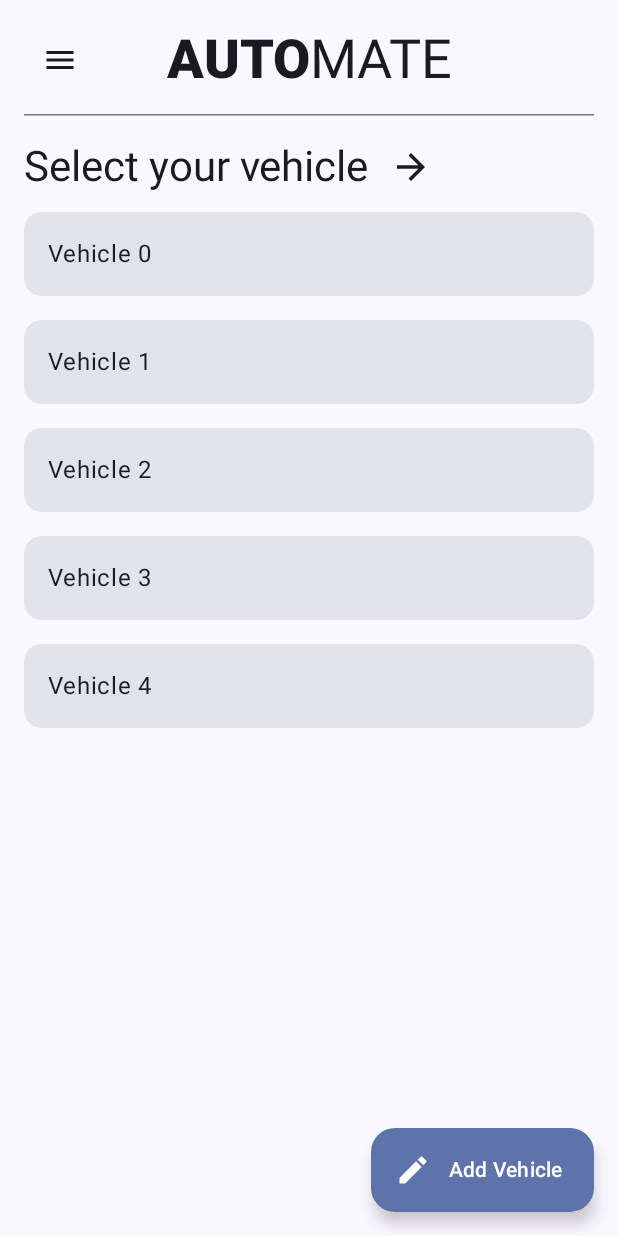
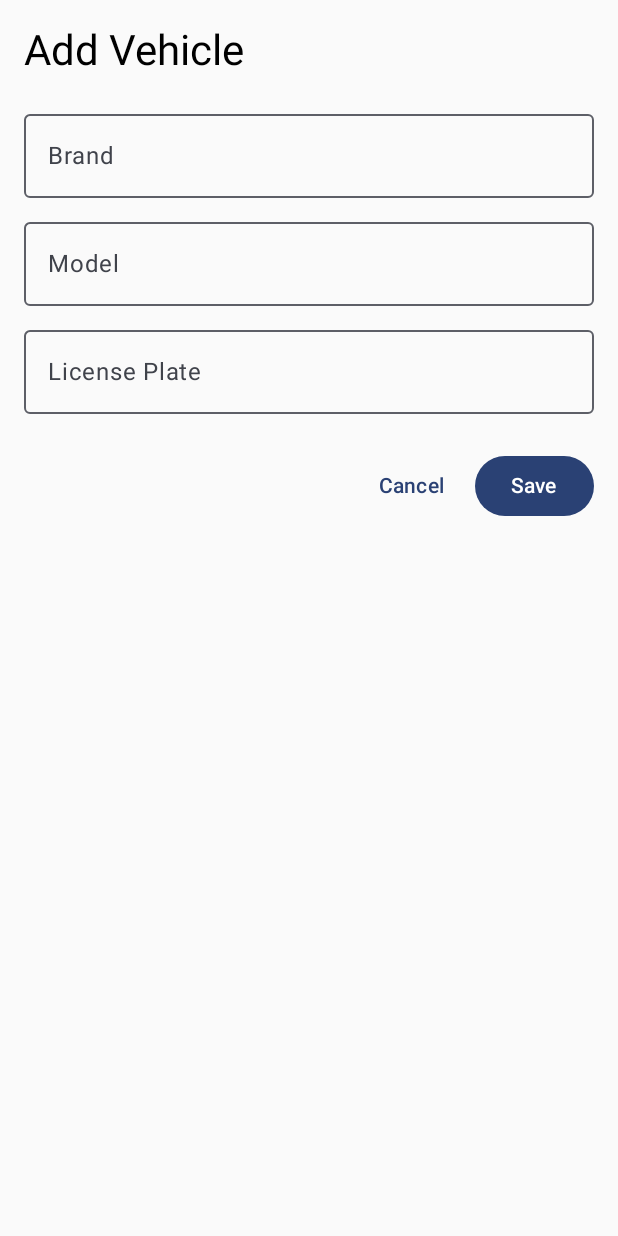
Before and after one commit to JakubNowwwak/AutoMate, an Android app built with Jetpack Compose: the screen it shows after launch (MainActivity), after a tap on "Add Vehicle", on a phone screen of 412 x 824 dp. Run offline under Robolectric (Android 15) with nearby library versions, the phone set to English and light mode, and no system bars.

Commit message:
Creation of the AddVehicleScreen, and navigation setup.

```diff
--- a/app/build.gradle.kts
+++ b/app/build.gradle.kts
@@ -56,4 +56,6 @@ dependencies {
     androidTestImplementation(libs.androidx.ui.test.junit4)
     debugImplementation(libs.androidx.ui.tooling)
     debugImplementation(libs.androidx.ui.test.manifest)
+
+    implementation(libs.androidx.navigation.compose)
 }
--- a/app/src/main/java/com/example/automate/MainActivity.kt
+++ b/app/src/main/java/com/example/automate/MainActivity.kt
@@ -4,11 +4,9 @@ import android.os.Bundle
 import androidx.activity.ComponentActivity
 import androidx.activity.compose.setContent
 import androidx.activity.enableEdgeToEdge
-import androidx.compose.foundation.layout.fillMaxSize
-import androidx.compose.material3.Scaffold
-import androidx.compose.ui.Modifier
+import androidx.navigation.compose.rememberNavController
+import com.example.automate.navigation.NavGraph
 import com.example.automate.ui.theme.AUTOmateTheme
-import com.example.automate.vehicles.VehiclesScreen
 
 class MainActivity : ComponentActivity() {
     override fun onCreate(savedInstanceState: Bundle?) {
@@ -16,9 +14,8 @@ class MainActivity : ComponentActivity() {
         enableEdgeToEdge()
         setContent {
             AUTOmateTheme {
-                Scaffold(modifier = Modifier.fillMaxSize()) { innerPadding ->
-                    VehiclesScreen()
-                }
+                val navController = rememberNavController()
+                NavGraph(navController = navController)
             }
         }
     }
--- /dev/null
+++ b/app/src/main/java/com/example/automate/navigation/NavGraph.kt
@@ -0,0 +1,39 @@
+package com.example.automate.navigation
+
+import androidx.compose.runtime.Composable
+import androidx.navigation.NavHostController
+import androidx.navigation.compose.NavHost
+import androidx.navigation.compose.composable
+import com.example.automate.vehicles.AddVehicleScreen
+import com.example.automate.vehicles.VehiclesScreen
+
+object Routes {
+    const val VEHICLES = "vehicles"
+    const val ADD_VEHICLE = "add_vehicle"
+}
+
+@Composable
+fun NavGraph(navController: NavHostController) {
+    NavHost(navController, startDestination = Routes.VEHICLES) {
+        composable(Routes.VEHICLES) {
+            VehiclesScreen(
+                onAddVehicleClick = {
+                    navController.navigate(Routes.ADD_VEHICLE)
+                },
+                onVehicleClick = { vehicleId ->
+                    //TODO Implement vehicle click
+                }
+            )
+        }
+        composable(Routes.ADD_VEHICLE) {
+            AddVehicleScreen(
+                onSaveClick = {
+                    navController.popBackStack()
+                },
+                onCancelClick = {
+                    navController.popBackStack()
+                }
+            )
+        }
+    }
+}
--- /dev/null
+++ b/app/src/main/java/com/example/automate/vehicles/AddVehicleScreen.kt
@@ -0,0 +1,88 @@
+package com.example.automate.vehicles
+
+import androidx.compose.foundation.layout.Arrangement
+import androidx.compose.foundation.layout.Column
+import androidx.compose.foundation.layout.Row
+import androidx.compose.foundation.layout.Spacer
+import androidx.compose.foundation.layout.fillMaxSize
+import androidx.compose.foundation.layout.fillMaxWidth
+import androidx.compose.foundation.layout.height
+import androidx.compose.foundation.layout.padding
+import androidx.compose.foundation.layout.width
+import androidx.compose.material3.Button
+import androidx.compose.material3.MaterialTheme
+import androidx.compose.material3.OutlinedTextField
+import androidx.compose.material3.Text
+import androidx.compose.material3.TextButton
+import androidx.compose.runtime.Composable
+import androidx.compose.runtime.getValue
+import androidx.compose.runtime.mutableStateOf
+import androidx.compose.runtime.remember
+import androidx.compose.runtime.setValue
+import androidx.compose.ui.Modifier
+import androidx.compose.ui.text.input.TextFieldValue
+import androidx.compose.ui.unit.dp
+
+
+@Composable
+fun AddVehicleScreen(
+    onSaveClick: () -> Unit,
+    onCancelClick: () -> Unit
+) {
+    var brand by remember { mutableStateOf(TextFieldValue("")) }
+    var model by remember { mutableStateOf(TextFieldValue("")) }
+    var plate by remember { mutableStateOf(TextFieldValue("")) }
+
+    Column(
+        modifier = Modifier
+            .fillMaxSize()
+            .padding(16.dp)
+    ) {
+        Text("Add Vehicle", style = MaterialTheme.typography.headlineMedium)
+
+        Spacer(modifier = Modifier.height(16.dp))
+
+        OutlinedTextField(
+            value = brand,
+            onValueChange = { brand = it },
+            label = { Text("Brand") },
+            modifier = Modifier.fillMaxWidth()
+        )
+
+        Spacer(modifier = Modifier.height(8.dp))
+
+        OutlinedTextField(
+            value = model,
+            onValueChange = { model = it },
+            label = { Text("Model") },
+            modifier = Modifier.fillMaxWidth()
+        )
+
+        Spacer(modifier = Modifier.height(8.dp))
+
+        OutlinedTextField(
+            value = plate,
+            onValueChange = { plate = it },
+            label = { Text("License Plate") },
+            modifier = Modifier.fillMaxWidth()
+        )
+
+        Spacer(modifier = Modifier.height(24.dp))
+
+        Row(
+            horizontalArrangement = Arrangement.End,
+            modifier = Modifier.fillMaxWidth()
+        ) {
+            TextButton(onClick = onCancelClick) {
+                Text("Cancel")
+            }
+            Spacer(modifier = Modifier.width(8.dp))
+            Button(onClick = {
+                // TODO: save vehicle
+                onSaveClick()
+            }) {
+                Text("Save")
+            }
+        }
+    }
+}
--- a/gradle/libs.versions.toml
+++ b/gradle/libs.versions.toml
@@ -8,9 +8,11 @@ espressoCore = "3.6.1"
 lifecycleRuntimeKtx = "2.9.0"
 activityCompose = "1.10.1"
 composeBom = "2024.09.00"
+navigationCompose = "2.9.0"
 
 [libraries]
 androidx-core-ktx = { group = "androidx.core", name = "core-ktx", version.ref = "coreKtx" }
+androidx-navigation-compose = { module = "androidx.navigation:navigation-compose", version.ref = "navigationCompose" }
 junit = { group = "junit", name = "junit", version.ref = "junit" }
 androidx-junit = { group = "androidx.test.ext", name = "junit", version.ref = "junitVersion" }
 androidx-espresso-core = { group = "androidx.test.espresso", name = "espresso-core", version.ref = "espressoCore" }
```
